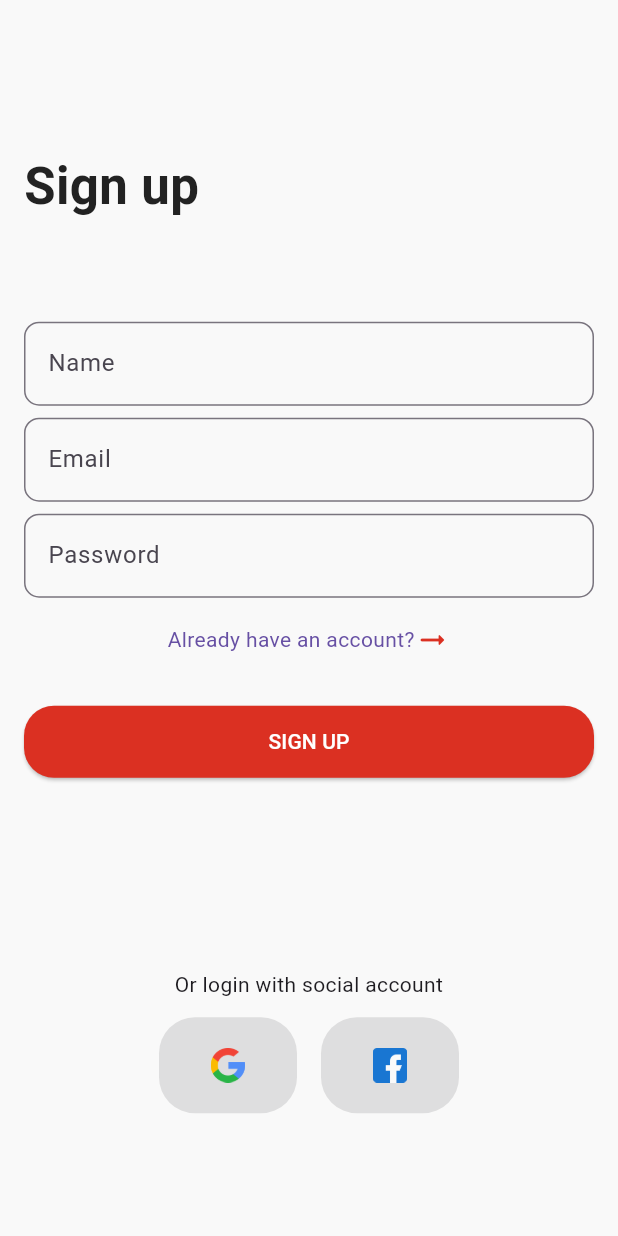
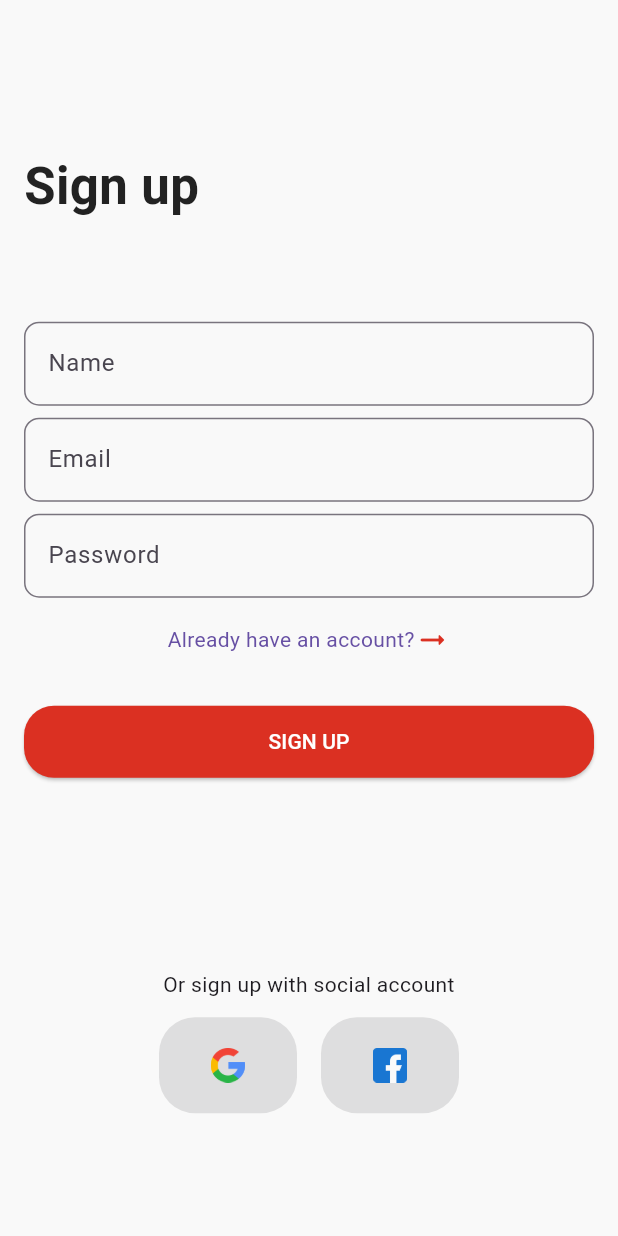
Before and after one commit to Abdelfatah-Darwish/Flutter-Ecommerce-App, a Flutter app: the screen it shows after launch, on a phone screen of 412 x 824 dp. Run offline on Flutter 3.47's test engine with Material 3 defaults, Android fonts, the phone set to English and light mode, and no system bars; Roboto replaces fonts that are missing (Metropolis).

```diff
--- a/lib/utilities/widgets/text_form_field.dart
+++ b/lib/utilities/widgets/text_form_field.dart
@@ -1,4 +1,3 @@
-// ignore_for_file: public_member_api_docs, sort_constructors_first
 import 'package:flutter/material.dart';
 
 class CustomTextField extends StatelessWidget {
@@ -7,6 +6,8 @@ class CustomTextField extends StatelessWidget {
   final String? labelText;
   final String? hintText;
   final String? validator;
+  final TextInputAction? textInputAction;
+  final Function(String)? onFieldSubmitted;
 
   const CustomTextField({
     super.key,
@@ -15,6 +16,8 @@ class CustomTextField extends StatelessWidget {
     this.labelText,
     this.hintText,
     this.validator,
+    this.textInputAction,
+    this.onFieldSubmitted,
   });
 
   @override
@@ -22,6 +25,8 @@ class CustomTextField extends StatelessWidget {
     return TextFormField(
       controller: controller,
       focusNode: focusNode,
+      textInputAction: textInputAction,
+      onFieldSubmitted: onFieldSubmitted,
       decoration: InputDecoration(
         labelText: labelText,
         hintText: hintText,
--- a/lib/views/widgets/social_login_section.dart
+++ b/lib/views/widgets/social_login_section.dart
@@ -10,7 +10,7 @@ class SocialLoginSection extends StatelessWidget {
       children: [
         Center(
           child: Text(
-            'Or login with social account',
+            'Or sign up with social account',
             textAlign: TextAlign.center,
           ),
         ),
```
Also changed, not shown: lib/views/pages/sign_up_page.dart (+27 -2 lines).
